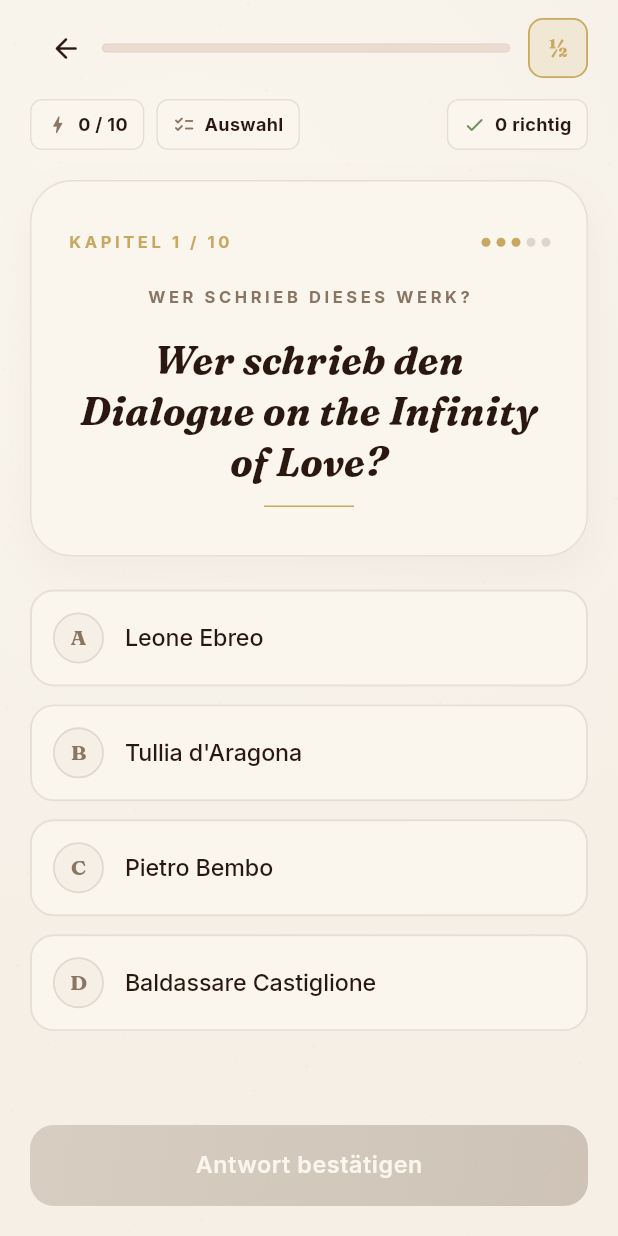
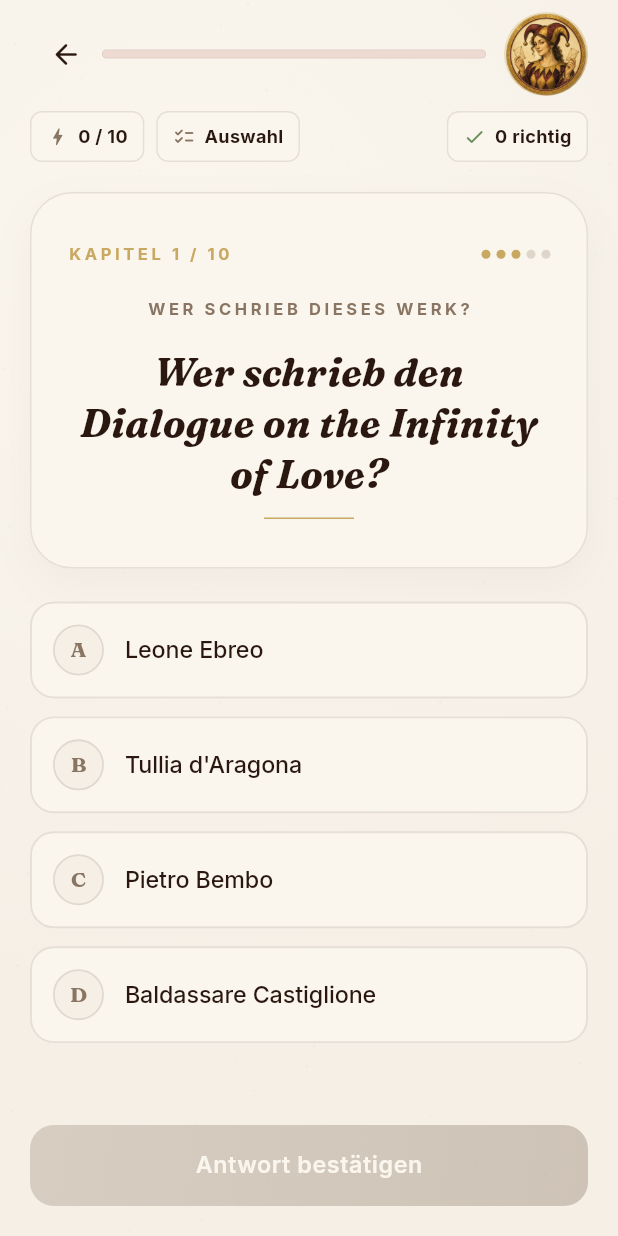
Before and after one commit to Maik2501/Eleutheria, a Flutter app: the QuizScreen screen opened by its route, on a phone screen of 412 x 824 dp. Run offline on Flutter 3.47's test engine with Material 3 defaults, Android fonts, the phone set to English and light mode, and no system bars; drawn by our look-alikes of flutter_animate; our stand-ins replace confetti, flutter_riverpod, go_router, google_fonts, qr_flutter, shared_preferences and 1 more; missing offline and left inert: mobile_scanner; accounts and stored records are empty.

Commit message:
Quiz-UX: Joker-Icon mit Counter + Quiz-Rush-Pause-Anzeige + Endless-Herzen
- Joker-Button: vom 40 px Σ-Text auf 56 px mit Närrinnen-Medaillon
  (assets/icons/joker.webp). Halbtransparentes Burgund-Plättchen
  rechts oben zeigt die verbleibenden Nutzungen, Icon wird entsättigt
  + ausgegraut, sobald nicht nutzbar oder Kontingent leer.
- Quiz-Rush Timer-Pill nutzt jetzt die gleiche pause-aware
  Restzeitrechnung wie der Progressbalken — der mm:ss-Wert friert
  während Reveals sauber ein und zeigt zusätzlich Pause-Icon + Gold-
  Akzent + „Pause"-Suffix, statt nur stehenzubleiben.
- Endless-Modus: drei Burgund-Herzen statt Single-Pill mit Zahl. Bei
  falscher Antwort leert das jeweils linkeste Herz (Outline +
  gemutet), passt zum Zelda-Vorbild.

Co-Authored-By: Claude Opus 4.7 <noreply@anthropic.com>

```diff
--- a/lib/features/quiz/quiz_screen.dart
+++ b/lib/features/quiz/quiz_screen.dart
@@ -209,9 +209,9 @@ class _QuizScreenState extends ConsumerState<QuizScreen> {
                         const SizedBox(width: 12),
                         if (!state.revealed)
                           _PowerUpButton(
-                            symbol: '½',
                             tooltip: _fiftyFiftyTooltip(notifier),
                             enabled: notifier.canUseFiftyFifty,
+                            remaining: notifier.fiftyFiftyRemaining,
                             onPressed: notifier.useFiftyFifty,
                           ),
                       ],
@@ -222,7 +222,9 @@ class _QuizScreenState extends ConsumerState<QuizScreen> {
                       correct: state.session.correctCount,
                       total: state.session.questions.length,
                       livesRemaining: notifier.livesRemaining,
+                      totalLives: widget.config.lifeLimit,
                       timeRemaining: _timeRemaining(),
+                      timerPaused: _timerPaused,
                     ),
                     const SizedBox(height: 20),
                     Expanded(
@@ -406,12 +408,22 @@ class _QuizScreenState extends ConsumerState<QuizScreen> {
     return state.session.currentIndex / state.session.questions.length;
   }
 
+  /// Restzeit, die der Spielerin tatsächlich noch zur Verfügung steht.
+  /// Subtrahiert dieselben Reveal-Pausen wie der Ticker, damit Timer-Pill
+  /// und Progressbalken garantiert dasselbe zeigen.
   Duration? _timeRemaining() {
     final limit = widget.config.sessionTimeLimit;
     if (limit == null) return null;
-    final remaining = limit - DateTime.now().difference(_sessionStartedAt);
+    final raw = DateTime.now().difference(_sessionStartedAt);
+    final currentPause = _pauseStartedAt == null
+        ? Duration.zero
+        : DateTime.now().difference(_pauseStartedAt!);
+    final effective = raw - _pausedTotal - currentPause;
+    final remaining = limit - effective;
     return remaining.isNegative ? Duration.zero : remaining;
   }
+
+  bool get _timerPaused => _pauseStartedAt != null;
 
   String _fiftyFiftyTooltip(GameSessionController notifier) {
     final remaining = notifier.fiftyFiftyRemaining;
@@ -428,7 +440,9 @@ class _SessionMetaBar extends StatelessWidget {
     required this.correct,
     required this.total,
     required this.livesRemaining,
+    required this.totalLives,
     required this.timeRemaining,
+    this.timerPaused = false,
   });
 
   final GameConfig config;
@@ -436,7 +450,19 @@ class _SessionMetaBar extends StatelessWidget {
   final int correct;
   final int total;
   final int? livesRemaining;
+
+  /// Maximalzahl Leben für den Modus (z. B. 3 in Endless). Steuert
+  /// zusammen mit [livesRemaining] die Herzen-Reihe — gefüllt für
+  /// vorhandene, leer für verlorene Leben.
+  final int? totalLives;
+
   final Duration? timeRemaining;
+
+  /// Quiz-Rush: zeigt an, ob die Session-Uhr gerade angehalten ist
+  /// (während ein Reveal-Panel offen ist). Wechselt die Pill auf ein
+  /// Pause-Icon + Gold-Akzent, damit der gefrorene mm:ss-Wert nicht wie
+  /// ein Display-Bug wirkt.
+  final bool timerPaused;
 
   @override
   Widget build(BuildContext context) {
@@ -466,9 +492,18 @@ class _SessionMetaBar extends StatelessWidget {
           const Spacer(),
           if (timeRemaining != null)
             _MetaPill(
-              icon: Icons.timer_rounded,
-              label: _formatDuration(timeRemaining!),
-              color: palette.incorrect,
+              icon: timerPaused
+                  ? Icons.pause_circle_outline_rounded
+                  : Icons.timer_rounded,
+              label: timerPaused
+                  ? '${_formatDuration(timeRemaining!)} · Pause'
+                  : _formatDuration(timeRemaining!),
+              color: timerPaused ? palette.gold : palette.incorrect,
+            )
+          else if (livesRemaining != null && totalLives != null)
+            _HeartsRow(
+              remaining: livesRemaining!,
+              total: totalLives!,
             )
           else if (livesRemaining != null)
             _MetaPill(
@@ -535,6 +570,50 @@ class _MetaPill extends StatelessWidget {
   }
 }
 
+/// Zelda-stilige Herzen-Reihe für den Endless-Modus. Volle Herzen für
+/// verbleibende Leben, leere (Outline) für bereits verbrauchte. Das
+/// zuletzt verlorene Herz pulst kurz, damit der Verlust nicht
+/// unbemerkt vorbeiläuft.
+class _HeartsRow extends StatelessWidget {
+  const _HeartsRow({required this.remaining, required this.total});
+
+  final int remaining;
+  final int total;
+
+  @override
+  Widget build(BuildContext context) {
+    final palette = context.palette;
+    return Container(
+      padding: const EdgeInsets.symmetric(horizontal: 10, vertical: 7),
+      decoration: BoxDecoration(
+        color: palette.page,
+        borderRadius: BorderRadius.circular(8),
+        border: Border.all(color: palette.divider),
+      ),
+      child: Row(
+        mainAxisSize: MainAxisSize.min,
+        children: [
+          for (var i = 0; i < total; i++)
+            // Leeren von links nach rechts: das i-te Herz ist leer, solange
+            // weniger als (total − remaining) Herzen weiter links stehen.
+            Padding(
+              padding: EdgeInsets.only(left: i == 0 ? 0 : 4),
+              child: Icon(
+                i >= total - remaining
+                    ? Icons.favorite_rounded
+                    : Icons.favorite_border_rounded,
+                size: 18,
+                color: i >= total - remaining
+                    ? palette.burgundy
+                    : palette.inkMuted.withValues(alpha: 0.55),
+              ),
+            ),
+        ],
+      ),
+    );
+  }
+}
+
 class _SubmitBar extends StatelessWidget {
   const _SubmitBar({
     required this.enabled,
@@ -557,49 +636,108 @@ class _SubmitBar extends StatelessWidget {
 
 class _PowerUpButton extends StatelessWidget {
   const _PowerUpButton({
-    required this.symbol,
     required this.tooltip,
     required this.onPressed,
     required this.enabled,
+    required this.remaining,
   });
 
-  final String symbol;
   final String tooltip;
   final VoidCallback onPressed;
   final bool enabled;
 
+  /// Remaining joker uses for the session. `null` means unlimited — no
+  /// counter is shown in that case. `0` greys the icon out as if disabled.
+  final int? remaining;
+
   @override
   Widget build(BuildContext context) {
-    final palette = context.palette;
+    const size = 56.0;
+    // Visuell "weg" — entweder weil das App-Setting es gerade nicht erlaubt
+    // (z. B. Joker bereits auf dieser Frage genutzt) oder weil das Kontingent
+    // aufgebraucht ist. Wir behandeln beides gleich, damit der Knopf nicht
+    // halb aktiv wirkt.
+    final dimmed = !enabled || remaining == 0;
+    final iconImage = Image.asset(
+      'assets/icons/joker.webp',
+      width: size,
+      height: size,
+      filterQuality: FilterQuality.medium,
+    );
     return Tooltip(
       message: tooltip,
       child: GestureDetector(
         onTap: enabled ? onPressed : null,
-        child: Container(
-          width: 40,
-          height: 40,
-          decoration: BoxDecoration(
-            color: enabled
-                ? palette.gold.withValues(alpha: 0.15)
-                : palette.parchment,
-            borderRadius: BorderRadius.circular(10),
-            border: Border.all(
-              color: enabled ? palette.gold : palette.divider,
-              width: 1.2,
-            ),
-          ),
-          alignment: Alignment.center,
-          child: Text(
-            symbol,
-            style: AppTypography.serif(
-              fontSize: 16,
-              fontWeight: FontWeight.w700,
-              color: enabled ? palette.gold : palette.inkMuted,
-              height: 1.0,
-            ),
+        child: SizedBox(
+          width: size,
+          height: size,
+          child: Stack(
+            clipBehavior: Clip.none,
+            children: [
+              ClipOval(
+                child: dimmed
+                    ? ColorFiltered(
+                        colorFilter: const ColorFilter.matrix(<double>[
+                          0.2126, 0.7152, 0.0722, 0, 0,
+                          0.2126, 0.7152, 0.0722, 0, 0,
+                          0.2126, 0.7152, 0.0722, 0, 0,
+                          0, 0, 0, 0.55, 0,
+                        ]),
+                        child: iconImage,
+                      )
+                    : iconImage,
+              ),
+              if (remaining != null)
+                Positioned(
+                  right: -2,
+                  top: -2,
+                  child: _RemainingBadge(
+                    count: remaining!,
+                    dimmed: dimmed,
+                  ),
+                ),
+            ],
           ),
         ),
       ),
     );
   }
 }
+
+/// Kleines, halbtransparentes Burgund-Plättchen rechts oben am Joker —
+/// zeigt die verbleibenden Nutzungen. Wird mitgegraut, sobald der Knopf
+/// disabled oder das Kontingent aufgebraucht ist.
+class _RemainingBadge extends StatelessWidget {
+  const _RemainingBadge({required this.count, required this.dimmed});
+  final int count;
+  final bool dimmed;
+
+  @override
+  Widget build(BuildContext context) {
+    final palette = context.palette;
+    final bg = (dimmed ? palette.inkMuted : palette.burgundy)
+        .withValues(alpha: 0.85);
+    return Container(
+      constraints: const BoxConstraints(minWidth: 20, minHeight: 20),
+      padding: const EdgeInsets.symmetric(horizontal: 5, vertical: 1),
+      decoration: BoxDecoration(
+        color: bg,
+        borderRadius: BorderRadius.circular(999),
+        border: Border.all(
+          color: palette.parchment.withValues(alpha: 0.9),
+          width: 1.4,
+        ),
+      ),
+      alignment: Alignment.center,
+      child: Text(
+        '$count',
+        style: AppTypography.serif(
+          fontSize: 12,
+          fontWeight: FontWeight.w700,
+          color: palette.parchment,
+          height: 1.0,
+        ),
+      ),
+    );
+  }
+}
```
Also changed, not shown: assets/icons/joker.webp (added).
